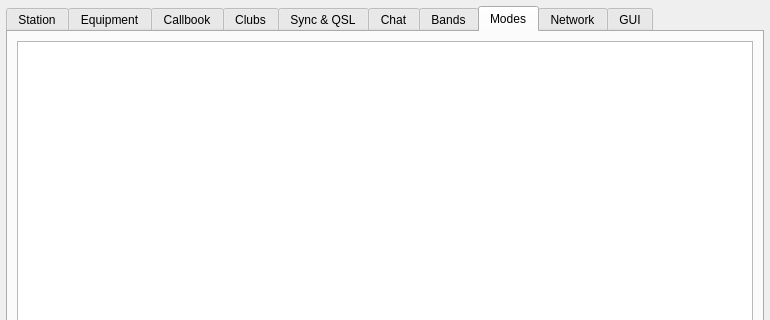
Qt form ui/SettingsDialog.ui (foldynl/QLog) before a commit; both pictures show x 0 to 770 and y 0 to 320 of the 770 by 796 pixel window.
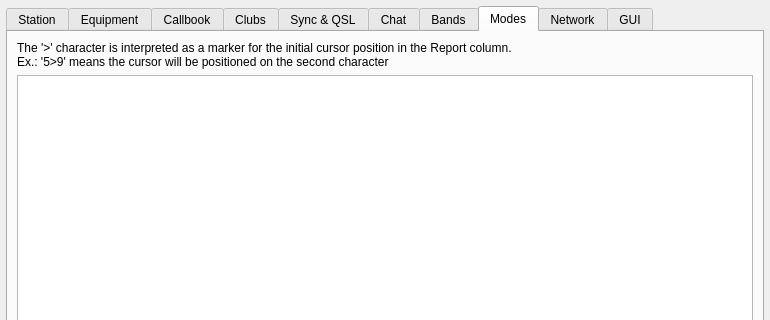
The same form after that commit. The open tabs and pages were chosen to show the change. Icons and pictures are not drawn. Custom widgets are drawn as their Qt base class.

Commit message: NewContact: RST LineEdit uses InputMask with Overwrite mode (2) - Setting Help

The edit to the form file:
```diff
--- a/ui/SettingsDialog.ui
+++ b/ui/SettingsDialog.ui
@@ -4072,6 +4072,16 @@
        <string>Modes</string>
       </attribute>
       <layout class="QVBoxLayout" name="verticalLayout_3">
+       <item>
+        <widget class="QLabel" name="label_3">
+         <property name="text">
+          <string>The '&gt;' character is interpreted as a marker for the initial cursor position in the Report column. &lt;br/&gt;Ex.: '5&gt;9' means the cursor will be positioned on the second character</string>
+         </property>
+         <property name="wordWrap">
+          <bool>true</bool>
+         </property>
+        </widget>
+       </item>
        <item>
         <widget class="QTableView" name="modeTableView">
          <property name="alternatingRowColors">
```
